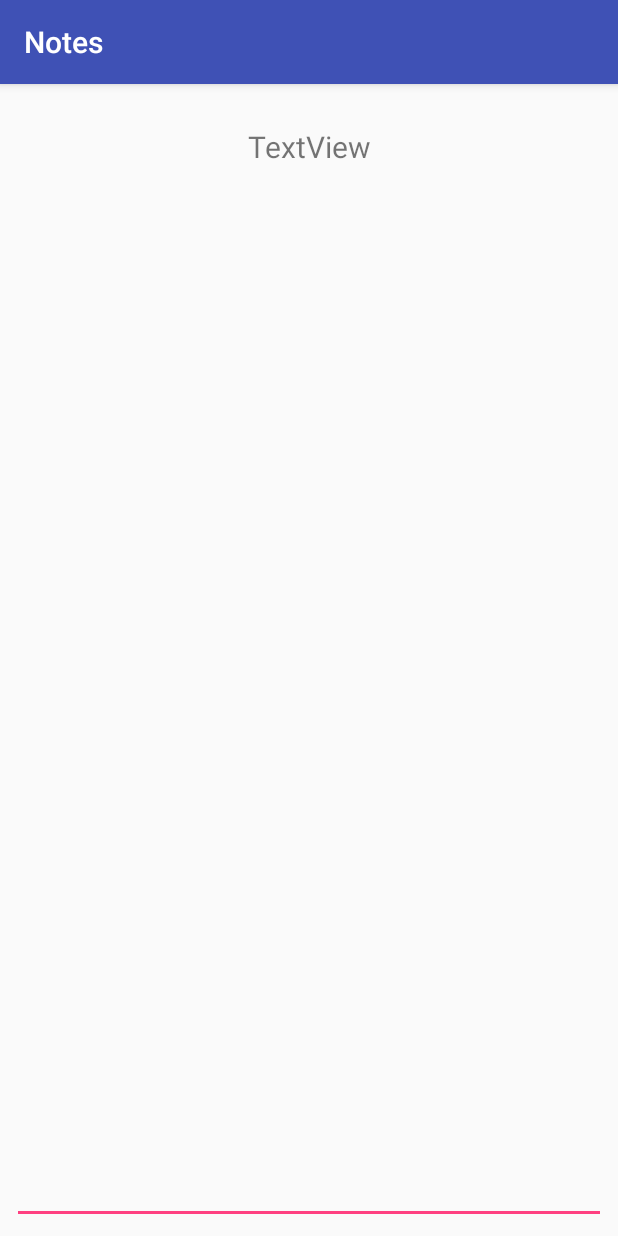
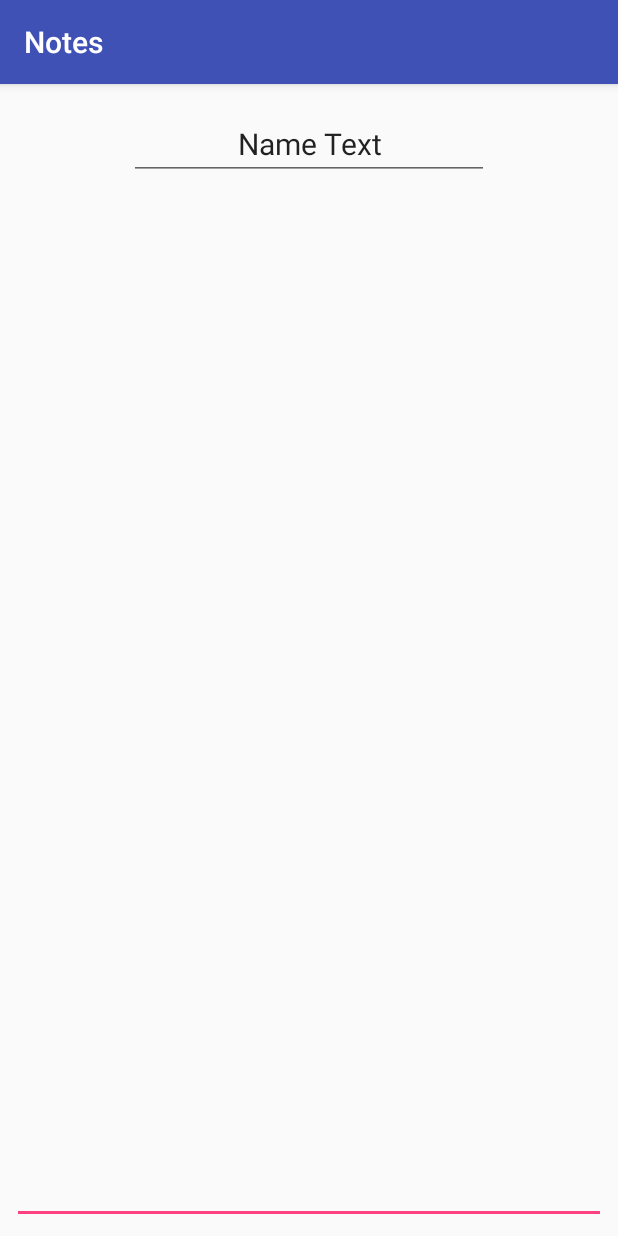
Before and after one commit to harrisonchun/Notes, an Android app: the NoteActivity screen opened directly, with no data from a screen before it, on a phone screen of 412 x 824 dp. Run offline under Robolectric (Android 15) with nearby library versions, the phone set to English and light mode, and no system bars; 4 statements that could not run were skipped.

Commit message:
messed with asthetics and changed strings in note class to stringbuffers

```diff
--- a/app/src/main/java/com/example/chun/notes/Note.java
+++ b/app/src/main/java/com/example/chun/notes/Note.java
@@ -61,8 +61,9 @@ public class Note implements Parcelable {
         return dateAccessed;
     }
 
-    public void setDateAccessed(StringBuffer dateAccessed) {
-        this.dateAccessed = dateAccessed;
+    public void setDateAccessed(Date dateAccessed) {
+        SimpleDateFormat dF = new SimpleDateFormat("MMM dd, yyyy hh:mm aaa");
+        this.dateAccessed = new StringBuffer(dF.format(dateAccessed));
     }
 
     @Override
--- a/app/src/main/java/com/example/chun/notes/NoteActivity.java
+++ b/app/src/main/java/com/example/chun/notes/NoteActivity.java
@@ -1,16 +1,22 @@
 package com.example.chun.notes;
 
+import android.content.Context;
 import android.content.Intent;
 import android.os.Bundle;
 import android.support.v7.app.AppCompatActivity;
+import android.text.Editable;
+import android.text.TextWatcher;
+import android.util.Log;
 import android.widget.EditText;
-import android.widget.TextView;
+
+import java.io.IOException;
+import java.io.OutputStreamWriter;
+import java.util.Date;
 
 public class NoteActivity extends AppCompatActivity {
 
     private Note note;
-    private TextView nameText;
-    private EditText contentText;
+    private EditText contentText,nameText;
     public static final String TAG="NoteActivity";
 
     @Override
@@ -22,14 +28,60 @@ public class NoteActivity extends AppCompatActivity {
 
         Intent i = getIntent();//gets intent
         note=i.getParcelableExtra(MainActivity.EXTRA_NOTE);//gets note from intent
-
+        note.setDateAccessed(new Date());
+        note.setName(new StringBuffer("untitled"+note.getDateCreated()));
         nameText.setText(note.getName());
         contentText.setText(note.getContent());
+        contentText.addTextChangedListener(new TextWatcher() {
+            @Override
+            public void beforeTextChanged(CharSequence charSequence, int i, int i1, int i2) {
 
+            }
+
+            @Override
+            public void onTextChanged(CharSequence charSequence, int i, int i1, int i2) {
+                writeToFile("" + charSequence,NoteActivity.this);
+            }
+
+            @Override
+            public void afterTextChanged(Editable editable) {
+
+            }
+        });
+
+        nameText.addTextChangedListener(new TextWatcher() {
+            @Override
+            public void beforeTextChanged(CharSequence charSequence, int i, int i1, int i2) {
+
+            }
+
+            @Override
+            public void onTextChanged(CharSequence charSequence, int i, int i1, int i2) {
+
+            }
+
+            @Override
+            public void afterTextChanged(Editable editable) {
+                note.setName(new StringBuffer(nameText.getText()));
+            }
+        });
     }
 
+
+
     private void wireWidgets() {
-        nameText=(TextView) findViewById(R.id.textview_notename);
-        contentText=(EditText) findViewById(R.id.edittext_notetext);
+        nameText= findViewById(R.id.edittext_nametext);
+        contentText=findViewById(R.id.edittext_notetext);
+    }
+
+    private void writeToFile(String data,Context context) {
+        try {
+            OutputStreamWriter outputStreamWriter = new OutputStreamWriter(context.openFileOutput(note.getName()+".txt", Context.MODE_PRIVATE));
+            outputStreamWriter.write(data);
+            outputStreamWriter.close();
+        }
+        catch (IOException e) {
+            Log.e("Exception", "File write failed: " + e.toString());
+        }
     }
 }
--- a/app/src/main/res/layout/activity_main.xml
+++ b/app/src/main/res/layout/activity_main.xml
@@ -22,8 +22,8 @@
 
     <ListView
         android:id="@+id/listview_notes"
-        android:layout_width="231dp"
-        android:layout_height="495dp"
+        android:layout_width="match_parent"
+        android:layout_height="match_parent"
         app:layout_constraintBottom_toBottomOf="parent"
         app:layout_constraintEnd_toEndOf="parent"
         app:layout_constraintHorizontal_bias="0.5"
--- a/app/src/main/res/layout/activity_note.xml
+++ b/app/src/main/res/layout/activity_note.xml
@@ -24,8 +24,8 @@
         app:layout_constraintTop_toBottomOf="@+id/textview_notename"
         app:layout_constraintVertical_bias="0.656" />
 
-    <TextView
-        android:id="@+id/textview_notename"
+    <EditText
+        android:id="@+id/edittext_nametext"
         android:layout_width="240dp"
         android:layout_height="44dp"
         android:layout_marginBottom="8dp"
@@ -34,7 +34,7 @@
         android:textSize="20dp"
         android:layout_marginTop="8dp"
         android:gravity="center"
-        android:text="TextView"
+        android:text="Name Text"
         app:layout_constraintBottom_toBottomOf="parent"
         app:layout_constraintEnd_toEndOf="parent"
         app:layout_constraintStart_toStartOf="parent"
```
Also changed, not shown: app/src/main/java/com/example/chun/notes/MainActivity.java (+8 -0 lines).
